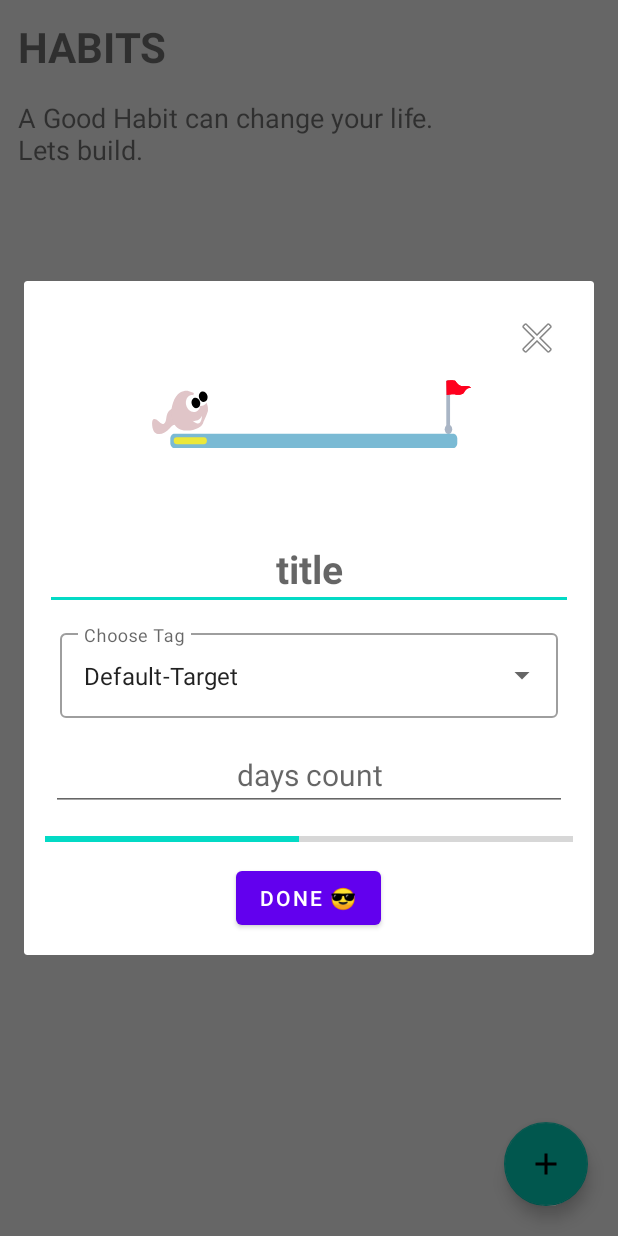
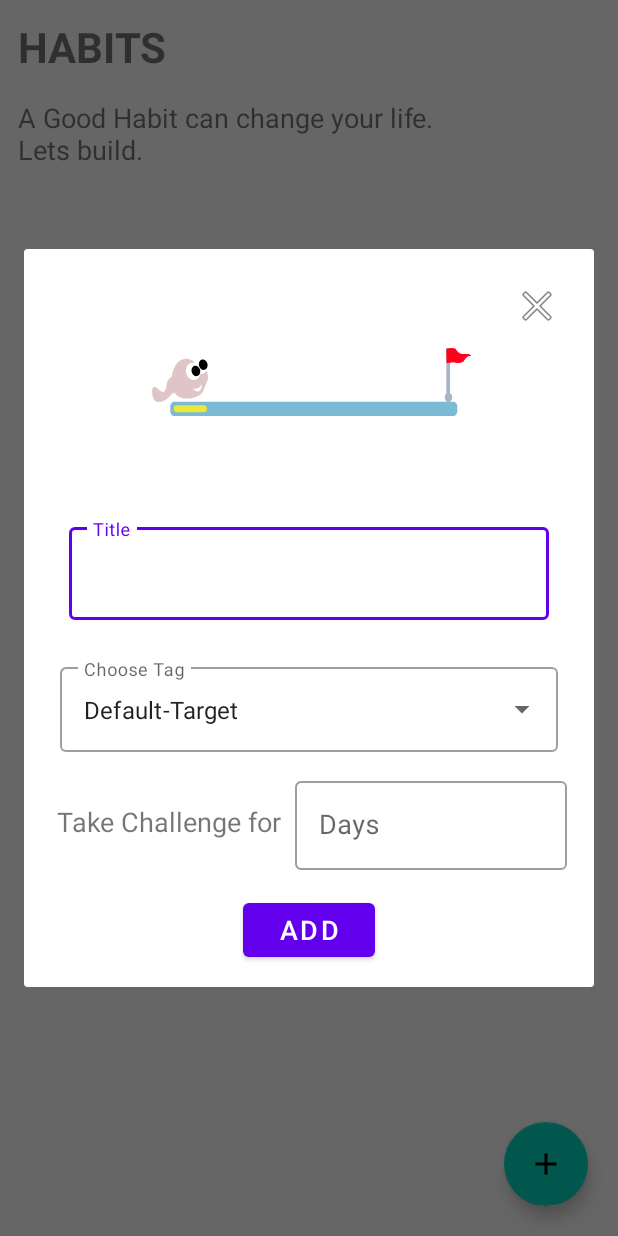
Before and after one commit to Sarthak1812/TasksAndHabits, an Android app: the fragment AddHabitsDialogFragment placed in its activity, on a phone screen of 412 x 824 dp. Run offline under Robolectric (Android 15) with nearby library versions, the phone set to English and light mode, and no system bars; our stand-ins replace Room's generated code.

Commit message:
add new habit dialog

```diff
--- a/app/src/main/java/com/example/taskshabits/fragment/AddHabitsDialogFragment.kt
+++ b/app/src/main/java/com/example/taskshabits/fragment/AddHabitsDialogFragment.kt
@@ -2,6 +2,7 @@ package com.example.taskshabits.fragment
 
 import android.os.Bundle
 import android.transition.TransitionManager
+import android.util.Log
 import android.view.LayoutInflater
 import android.view.View
 import android.view.ViewGroup
@@ -12,27 +13,27 @@ import com.airbnb.lottie.LottieAnimationView
 import com.example.taskshabits.R
 import com.example.taskshabits.data.Habits
 import com.example.taskshabits.util.HabitsViewModel
+import com.google.android.material.textfield.TextInputLayout
 import java.util.*
 
+// Creating New Habit and adding to database fragment
 class AddHabitsDialogFragment: DialogFragment(){
 
     private lateinit var mHabitsViewModel: HabitsViewModel
 
     private lateinit var tagAnimLottie: LottieAnimationView
     private lateinit var autoCompleteTagsTv: AutoCompleteTextView
-    private lateinit var doneDialogBtn: Button
-    private lateinit var doneDialogTV : TextView
+    private lateinit var addHabitBtn: Button
     private lateinit var closeDialogIB: ImageButton
-    private lateinit var doneContainerLL: LinearLayout
-    private lateinit var titleEt:EditText
-    private lateinit var daysCompletedCountEt:EditText
+    private lateinit var titleEt:TextInputLayout
+    private lateinit var daysMaxCountEt:TextInputLayout
 
     override fun onCreateView(
         inflater: LayoutInflater,
         container: ViewGroup?,
         savedInstanceState: Bundle?
     ): View? {
-        val rootView = inflater.inflate(R.layout.fragment_habits_dialog, container, false)
+        val rootView = inflater.inflate(R.layout.fragment_add_habits_dialog, container, false)
 
         // init view components
         initViews(rootView)
@@ -47,19 +48,13 @@ class AddHabitsDialogFragment: DialogFragment(){
         }
 
         // changing/replacing the DoneBtn onClick with DoneTextView
-        doneDialogBtn.visibility = View.VISIBLE
-        doneDialogTV.visibility = View.GONE
-        doneDialogBtn.setOnClickListener {
+        addHabitBtn.setOnClickListener {
             insertDataIntoDb()
-            TransitionManager.beginDelayedTransition(doneContainerLL)
-            doneDialogTV.visibility = View.VISIBLE
-            doneDialogBtn.visibility = View.GONE
         }
 
         // onClick - Close ImageButton
         closeDialogIB.setOnClickListener {
             dismiss()
-            Toast.makeText(context, "Closed", Toast.LENGTH_SHORT).show()
         }
 
 
@@ -68,13 +63,11 @@ class AddHabitsDialogFragment: DialogFragment(){
 
     private fun initViews(rootView: View) {
         titleEt = rootView.findViewById(R.id.et_habits_title)
-        daysCompletedCountEt = rootView.findViewById(R.id.et_habits_days_compl_count)
+        daysMaxCountEt = rootView.findViewById(R.id.et_habits_days_max_count)
         tagAnimLottie = rootView.findViewById(R.id.lottie_anim_view_tag)
         autoCompleteTagsTv = rootView.findViewById(R.id.autoComplete_tags)
-        doneDialogBtn = rootView.findViewById(R.id.btn_habit_dialog_done)
-        doneDialogTV = rootView.findViewById(R.id.tv_habit_dialog_done)
+        addHabitBtn = rootView.findViewById(R.id.btn_habit_dialog_add)
         closeDialogIB = rootView.findViewById(R.id.btn_habit_dialog_close)
-        doneContainerLL = rootView.findViewById(R.id.ll_habit_done_container)
         mHabitsViewModel = ViewModelProvider(this).get(HabitsViewModel::class.java)
     }
 
@@ -95,14 +88,15 @@ class AddHabitsDialogFragment: DialogFragment(){
 
     private fun insertDataIntoDb() {
 
+        // Data from user
+        val habitTitle = titleEt.editText?.text.toString()
+        val habitMaxDay = Integer.parseInt(daysMaxCountEt.editText?.text.toString())
+        val tagSelected = autoCompleteTagsTv.text.toString()
 
+        // Add to database
+        mHabitsViewModel.addHabit(Habits(0, habitTitle, habitMaxDay, 0, Date(), tagSelected))
+        Toast.makeText(context, "Habit Created", Toast.LENGTH_SHORT).show()
 
-//        val data3 = Habits(0, "DATA1", 21, 10, Date(), "Yoga/Meditation")
-
-//         Add to db
-//        mHabitsViewModel.addHabit(data3)
-//        Toast.makeText(context, "added", Toast.LENGTH_SHORT).show()
-
-
+        dismiss()
     }
 }
--- a/app/src/main/res/layout/fragment_habits_dialog.xml
+++ b/app/src/main/res/layout/fragment_add_habits_dialog.xml
@@ -45,17 +45,21 @@
             app:lottie_autoPlay="true"
             app:lottie_loop="true"/>
 
-
-        <EditText
+        <com.google.android.material.textfield.TextInputLayout
             android:id="@+id/et_habits_title"
             android:layout_width="match_parent"
             android:layout_height="wrap_content"
-            android:padding="10dp"
+            android:padding="4dp"
+            android:layout_margin="12dp"
             android:gravity="center"
-            android:hint="title"
-            android:text=""
-            android:textSize="26sp"
-            android:textStyle="bold" />
+            android:hint="Title"
+            style="@style/Widget.MaterialComponents.TextInputLayout.OutlinedBox">
+            <com.google.android.material.textfield.TextInputEditText
+                android:layout_width="match_parent"
+                android:layout_height="wrap_content"
+                android:textSize="20sp"/>
+        </com.google.android.material.textfield.TextInputLayout>
+
 
 
         <com.google.android.material.textfield.TextInputLayout
@@ -77,49 +81,47 @@
         </com.google.android.material.textfield.TextInputLayout>
 
 
-        <EditText
-            android:id="@+id/et_habits_days_compl_count"
+        <LinearLayout
             android:layout_width="match_parent"
             android:layout_height="wrap_content"
-            android:layout_margin="4dp"
-            android:gravity="center"
-            android:hint="days count"
-            android:text=""
-            android:textSize="20sp"/>
+            android:orientation="horizontal"
+            android:layout_margin="4dp">
 
-        <ProgressBar
-            android:layout_width="match_parent"
-            android:layout_height="30dp"
-            style="@style/Widget.AppCompat.ProgressBar.Horizontal"
-            android:progress="48"/>
-
-
-        <LinearLayout
-            android:id="@+id/ll_habit_done_container"
-            android:layout_width="match_parent"
-            android:layout_height="wrap_content"
-            android:gravity="center"
-            android:orientation="vertical">
-
-            <Button
-                android:id="@+id/btn_habit_dialog_done"
+            <TextView
                 android:layout_width="wrap_content"
                 android:layout_height="wrap_content"
+                android:layout_margin="4dp"
                 android:layout_gravity="center"
-                android:text="Done 😎"
-                android:visibility="gone"/>
+                android:text="Take Challenge for "
+                android:textSize="18sp"/>
 
-            <TextView
-                android:id="@+id/tv_habit_dialog_done"
-                android:layout_width="wrap_content"
+            <com.google.android.material.textfield.TextInputLayout
+                android:id="@+id/et_habits_days_max_count"
+                android:layout_width="match_parent"
                 android:layout_height="wrap_content"
-                android:layout_gravity="center"
-                style="@style/Widget.MaterialComponents.Button.OutlinedButton"
-                android:text="Completed, \nSee You Tomorrow!! 👋🏼 "
-                android:visibility="gone"/>
+                android:gravity="center"
+                android:hint="Days"
+                style="@style/Widget.MaterialComponents.TextInputLayout.OutlinedBox">
+                <com.google.android.material.textfield.TextInputEditText
+                    android:layout_width="match_parent"
+                    android:layout_height="wrap_content"
+                    android:inputType="number"
+                    android:textSize="18sp"/>
+            </com.google.android.material.textfield.TextInputLayout>
+
 
         </LinearLayout>
 
+
+        <Button
+            android:id="@+id/btn_habit_dialog_add"
+            android:layout_width="wrap_content"
+            android:layout_height="wrap_content"
+            android:layout_marginTop="12dp"
+            android:layout_gravity="center"
+            android:text="Add"
+            android:textSize="18sp"
+            android:visibility="visible"/>
 
 
     </LinearLayout>
```
